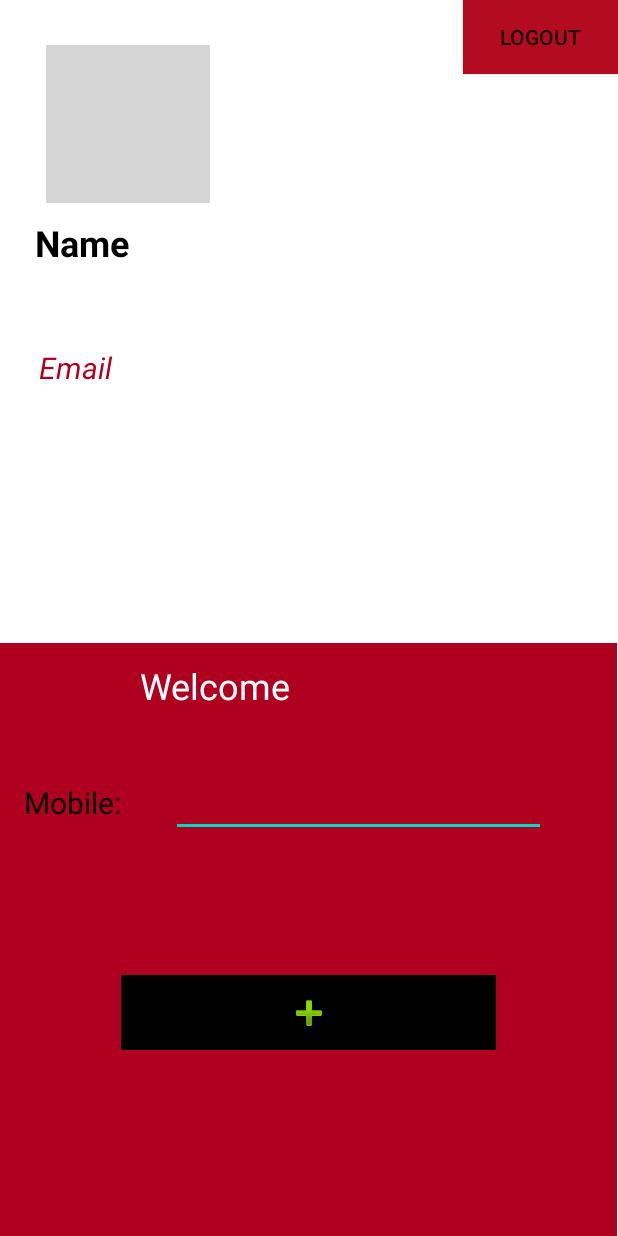
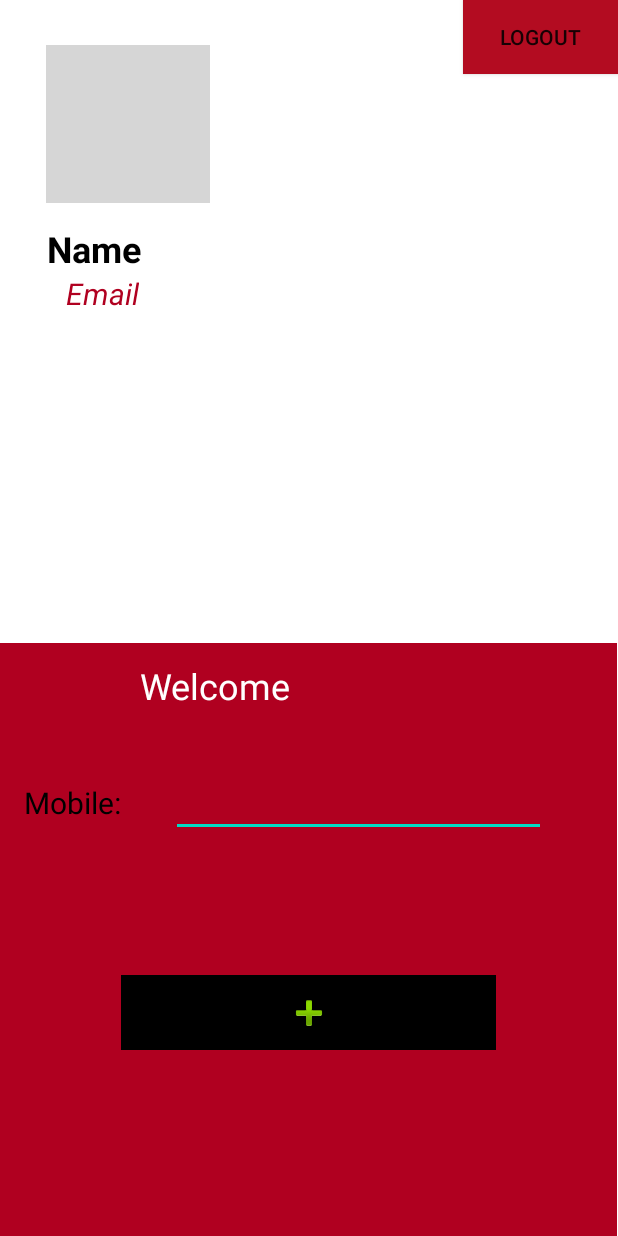
Before and after one commit to ThilinaSatoru/FirebaseApp24API, an Android app: the layout activity_profile2.xml on its own in the app's theme, with its tools: preview values and no code run, on a phone screen of 412 x 824 dp. Run offline under Robolectric (Android 15) with nearby library versions, the phone set to English and light mode, and no system bars; grey boxes are pictures that could not be loaded.

Commit message:
Initial commit

```diff
--- a/app/build.gradle
+++ b/app/build.gradle
@@ -46,4 +46,6 @@ dependencies {
     testImplementation 'junit:junit:4.13.2'
     androidTestImplementation 'androidx.test.ext:junit:1.1.3'
     androidTestImplementation 'androidx.test.espresso:espresso-core:3.4.0'
+
+    implementation 'com.etebarian:meow-bottom-navigtion-java:1.2.0'
 }
--- a/app/src/main/AndroidManifest.xml
+++ b/app/src/main/AndroidManifest.xml
@@ -11,7 +11,10 @@
         android:theme="@style/Theme.FirebaseApp24API"
         android:usesCleartextTraffic="true">
         <activity
-            android:name="com.example.firebaseapp24api.Profile"
+            android:name=".HomeActivity"
+            android:exported="false" />
+        <activity
+            android:name=".Profile"
             android:exported="false" />
         <activity
             android:name=".MainActivity"
--- a/app/src/main/res/layout/activity_profile2.xml
+++ b/app/src/main/res/layout/activity_profile2.xml
@@ -35,7 +35,7 @@
         android:id="@+id/name1"
         android:layout_width="wrap_content"
         android:layout_height="wrap_content"
-        android:layout_marginTop="144dp"
+        android:layout_marginTop="148dp"
         android:text="Name"
         android:textAlignment="viewStart"
         android:textColor="@color/black"
@@ -43,7 +43,7 @@
         android:textStyle="bold"
         app:layout_constraintBottom_toTopOf="@+id/view"
         app:layout_constraintEnd_toEndOf="parent"
-        app:layout_constraintHorizontal_bias="0.066"
+        app:layout_constraintHorizontal_bias="0.089"
         app:layout_constraintStart_toStartOf="parent"
         app:layout_constraintTop_toTopOf="parent"
         app:layout_constraintVertical_bias="0.006" />
@@ -52,8 +52,7 @@
         android:id="@+id/email2"
         android:layout_width="wrap_content"
         android:layout_height="wrap_content"
-        android:layout_marginTop="8dp"
-        android:layout_marginBottom="125dp"
+        android:layout_marginBottom="88dp"
         android:text="Email"
         android:textAlignment="viewStart"
         android:textColor="@color/design_default_color_error"
@@ -61,9 +60,10 @@
         android:textStyle="italic"
         app:layout_constraintBottom_toTopOf="@+id/view"
         app:layout_constraintEnd_toEndOf="parent"
-        app:layout_constraintHorizontal_bias="0.071"
+        app:layout_constraintHorizontal_bias="0.121"
         app:layout_constraintStart_toStartOf="parent"
-        app:layout_constraintTop_toBottomOf="@+id/name1" />
+        app:layout_constraintTop_toBottomOf="@+id/name1"
+        app:layout_constraintVertical_bias="0.0" />
 
     <View
         android:id="@+id/view"
--- a/app/src/main/res/values-night/themes.xml
+++ b/app/src/main/res/values-night/themes.xml
@@ -1,6 +1,6 @@
 <resources xmlns:tools="http://schemas.android.com/tools">
     <!-- Base application theme. -->
-    <style name="Theme.FirebaseApp24API" parent="Theme.MaterialComponents.DayNight.DarkActionBar">
+    <style name="Theme.FirebaseApp24API" parent="Theme.MaterialComponents.DayNight.NoActionBar">
         <!-- Primary brand color. -->
         <item name="colorPrimary">@color/purple_200</item>
         <item name="colorPrimaryVariant">@color/purple_700</item>
--- a/app/src/main/res/values/themes.xml
+++ b/app/src/main/res/values/themes.xml
@@ -1,6 +1,6 @@
 <resources xmlns:tools="http://schemas.android.com/tools">
     <!-- Base application theme. -->
-    <style name="Theme.FirebaseApp24API" parent="Theme.MaterialComponents.DayNight.DarkActionBar">
+    <style name="Theme.FirebaseApp24API" parent="Theme.MaterialComponents.DayNight.NoActionBar">
         <!-- Primary brand color. -->
         <item name="colorPrimary">@color/purple_500</item>
         <item name="colorPrimaryVariant">@color/purple_700</item>
```
Also changed, not shown: app/src/main/java/com/example/firebaseapp24api/HomeActivity.java (added, +14 -0 lines), app/src/main/res/layout/activity_home.xml (added, +10 -0 lines).
